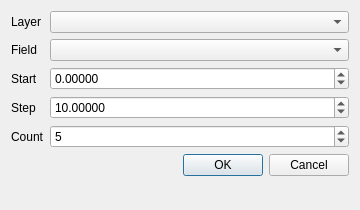
mugwort-rc/ManualGradientTools, file manual_gradient_dialog_base.ui: the form before one commit.
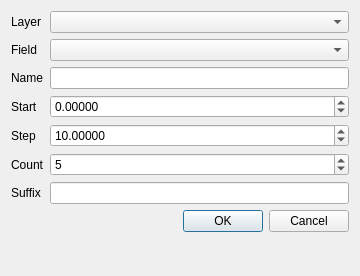
The form after the commit. Custom widgets are drawn as their Qt base class.

```diff
--- a/manual_gradient_dialog_base.ui
+++ b/manual_gradient_dialog_base.ui
@@ -7,7 +7,7 @@
     <x>0</x>
     <y>0</y>
     <width>360</width>
-    <height>210</height>
+    <height>276</height>
    </rect>
   </property>
   <property name="windowTitle">
@@ -34,14 +34,14 @@
    <item row="1" column="1">
     <widget class="QgsFieldComboBox" name="comboBoxField"/>
    </item>
-   <item row="2" column="0">
+   <item row="3" column="0">
     <widget class="QLabel" name="labelStart">
      <property name="text">
       <string>Start</string>
      </property>
     </widget>
    </item>
-   <item row="2" column="1">
+   <item row="3" column="1">
     <widget class="QDoubleSpinBox" name="doubleSpinBoxStart">
      <property name="decimals">
       <number>5</number>
@@ -54,14 +54,14 @@
      </property>
     </widget>
    </item>
-   <item row="3" column="0">
+   <item row="4" column="0">
     <widget class="QLabel" name="labelStep">
      <property name="text">
       <string>Step</string>
      </property>
     </widget>
    </item>
-   <item row="3" column="1">
+   <item row="4" column="1">
     <widget class="QDoubleSpinBox" name="doubleSpinBoxStep">
      <property name="decimals">
       <number>5</number>
@@ -74,7 +74,7 @@
      </property>
     </widget>
    </item>
-   <item row="5" column="0" colspan="2">
+   <item row="7" column="0" colspan="2">
     <widget class="QDialogButtonBox" name="button_box">
      <property name="orientation">
       <enum>Qt::Horizontal</enum>
@@ -84,14 +84,14 @@
      </property>
     </widget>
    </item>
-   <item row="4" column="0">
+   <item row="5" column="0">
     <widget class="QLabel" name="labelCount">
      <property name="text">
       <string>Count</string>
      </property>
     </widget>
    </item>
-   <item row="4" column="1">
+   <item row="5" column="1">
     <widget class="QSpinBox" name="spinBoxCount">
      <property name="minimum">
       <number>1</number>
@@ -101,6 +101,30 @@
      </property>
     </widget>
    </item>
+   <item row="6" column="0">
+    <widget class="QLabel" name="labelSuffix">
+     <property name="text">
+      <string>Suffix</string>
+     </property>
+    </widget>
+   </item>
+   <item row="6" column="1">
+    <widget class="QLineEdit" name="lineEditSuffix">
+     <property name="text">
+      <string/>
+     </property>
+    </widget>
+   </item>
+   <item row="2" column="0">
+    <widget class="QLabel" name="labelAltName">
+     <property name="text">
+      <string>Name</string>
+     </property>
+    </widget>
+   </item>
+   <item row="2" column="1">
+    <widget class="QLineEdit" name="lineEditAltName"/>
+   </item>
   </layout>
  </widget>
  <customwidgets>
```
